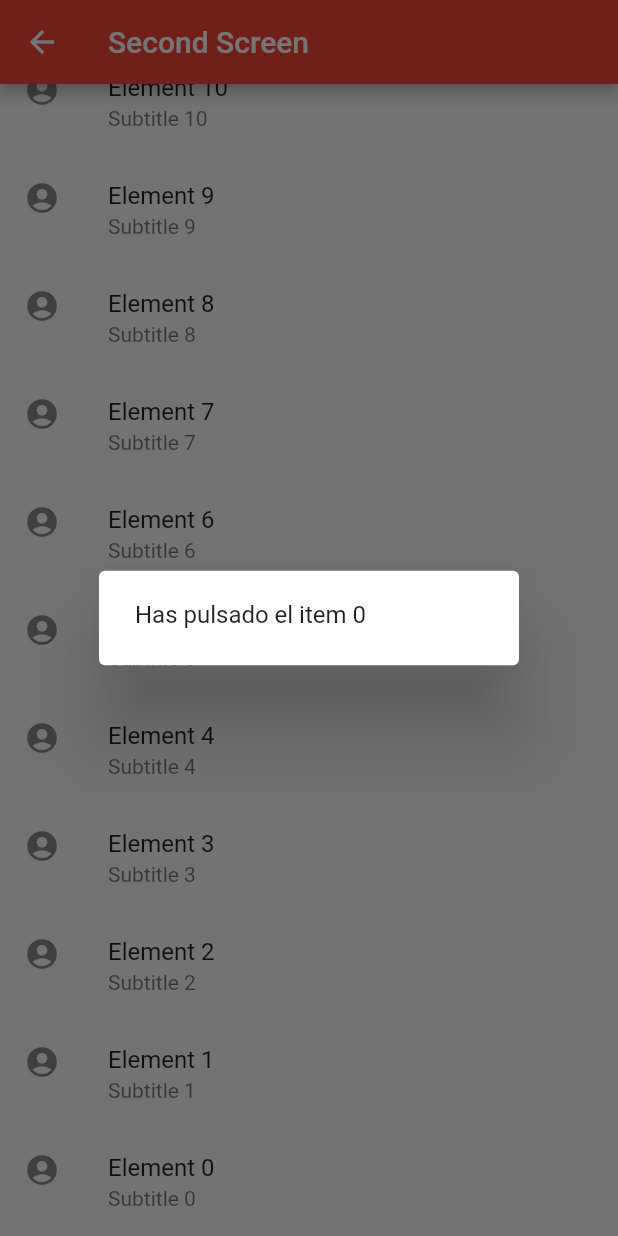
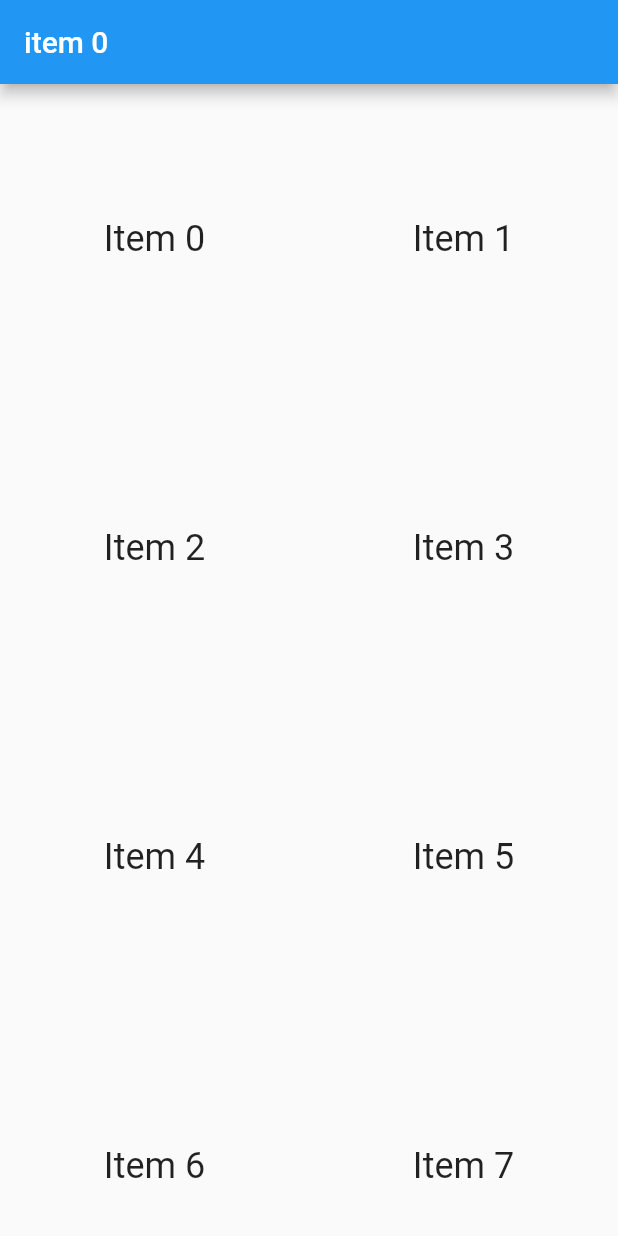
Before and after one commit to milw0rm55/Eskere, a Flutter app: the SecondScreen screen opened directly, after a tap on an icon or button, on a phone screen of 412 x 824 dp. Run offline on Flutter 3.47's test engine with Material 2 defaults, Android fonts, the phone set to English and light mode, and no system bars.

Commit message:
second commit

```diff
--- /dev/null
+++ b/lib/GridLayout.dart
@@ -0,0 +1,39 @@
+import 'package:flutter/material.dart';
+
+class GridLaouy extends StatefulWidget {
+  final int position;
+  GridLaouy(this.position);
+
+  @override
+  _GridLaouyState createState() => _GridLaouyState();
+}
+
+class _GridLaouyState extends State<GridLaouy> {
+  @override
+  Widget build(BuildContext context) {
+    final title = 'Grid List';
+
+    return MaterialApp(
+      title: title,
+      home: Scaffold(
+        appBar: AppBar(
+          title: Text('item ${widget.position}'),
+        ),
+        body: GridView.count(
+          // Create a grid with 2 columns. If you change the scrollDirection to
+          // horizontal, this would produce 2 rows.
+          crossAxisCount: 2,
+          // Generate 100 Widgets that display their index in the List
+          children: List.generate(100, (index) {
+            return Center(
+              child: Text(
+                'Item $index',
+                style: Theme.of(context).textTheme.headline,
+              ),
+            );
+          }),
+        ),
+      ),
+    );
+  }
+}
--- a/lib/SecondScreen.dart
+++ b/lib/SecondScreen.dart
@@ -1,4 +1,5 @@
 import 'package:flutter/material.dart';
+import 'package:flutter_app/GridLayout.dart';
 
 class SecondScreen extends StatefulWidget {
   @override
@@ -16,13 +17,9 @@ class _SecondScreenState extends State<SecondScreen> {
             title: Text("Element $position"),
             subtitle: Text("Subtitle $position"),
             onTap: (){
-              showDialog(
-                  context: context,
-                  builder: (c) {
-                    return AlertDialog(content:Text("Has pulsado el item $position"),
-                    );
-                  }
-              );
+              Navigator.of(context).push(MaterialPageRoute(builder: (c) {
+                return GridLaouy(position);
+              }));
             },
           );
         },
```
